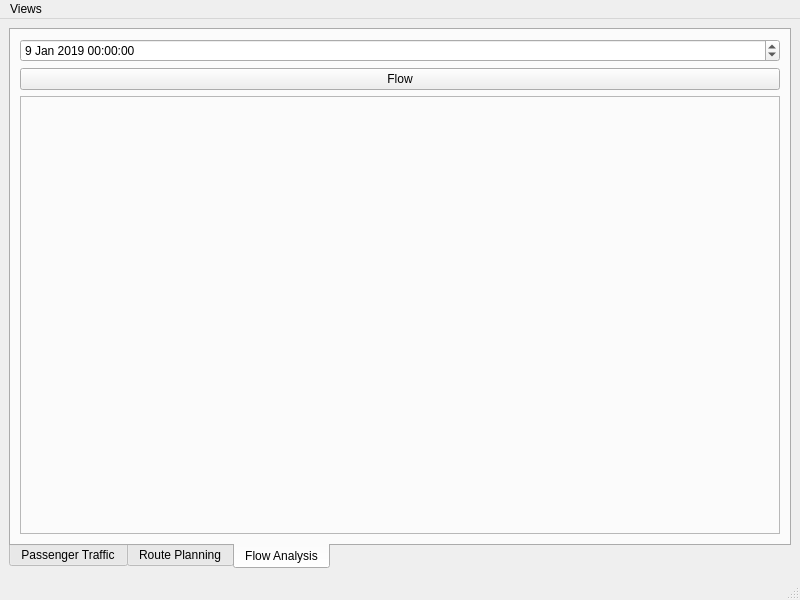
Old version of the form src/mainwindow.ui in the repository skyzh/Meteor.
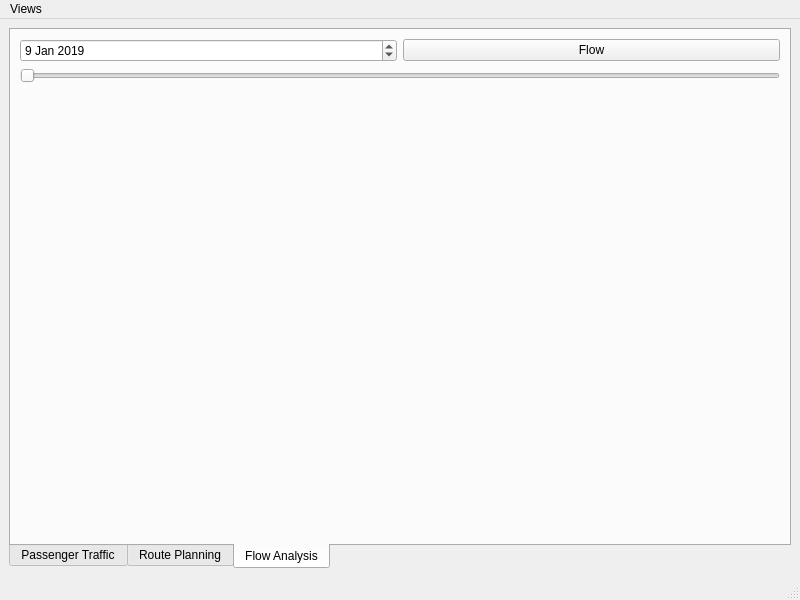
New version of the form.

Commit message: use slider for flow

Patch:
```diff
--- a/src/mainwindow.ui
+++ b/src/mainwindow.ui
@@ -342,7 +342,9 @@
        </attribute>
        <layout class="QVBoxLayout" name="verticalLayout_5">
         <item>
-         <widget class="QDateTimeEdit" name="flowTime">
+         <layout class="QHBoxLayout" name="horizontalLayout">
+          <item>
+           <widget class="QDateEdit" name="flowDate">
           <property name="dateTime">
            <datetime>
             <hour>0</hour>
@@ -362,6 +364,18 @@
           </property>
          </widget>
         </item>
+         </layout>
+        </item>
+        <item>
+         <widget class="QSlider" name="sliderTime">
+          <property name="maximum">
+           <number>86400</number>
+          </property>
+          <property name="orientation">
+           <enum>Qt::Horizontal</enum>
+          </property>
+         </widget>
+        </item>
         <item>
          <widget class="QFrame" name="frameFlow">
           <property name="sizePolicy">
@@ -371,12 +385,28 @@
            </sizepolicy>
           </property>
           <property name="frameShape">
-           <enum>QFrame::StyledPanel</enum>
+           <enum>QFrame::NoFrame</enum>
           </property>
           <property name="frameShadow">
-           <enum>QFrame::Raised</enum>
+           <enum>QFrame::Plain</enum>
           </property>
-          <layout class="QGridLayout" name="layoutFlow"/>
+          <property name="lineWidth">
+           <number>0</number>
+          </property>
+          <layout class="QGridLayout" name="layoutFlow">
+           <property name="leftMargin">
+            <number>0</number>
+           </property>
+           <property name="topMargin">
+            <number>0</number>
+           </property>
+           <property name="rightMargin">
+            <number>0</number>
+           </property>
+           <property name="bottomMargin">
+            <number>0</number>
+           </property>
+          </layout>
          </widget>
         </item>
        </layout>
```
Lines whose indentation alone changed are shown as unchanged. The commit also changes 2 other files.
